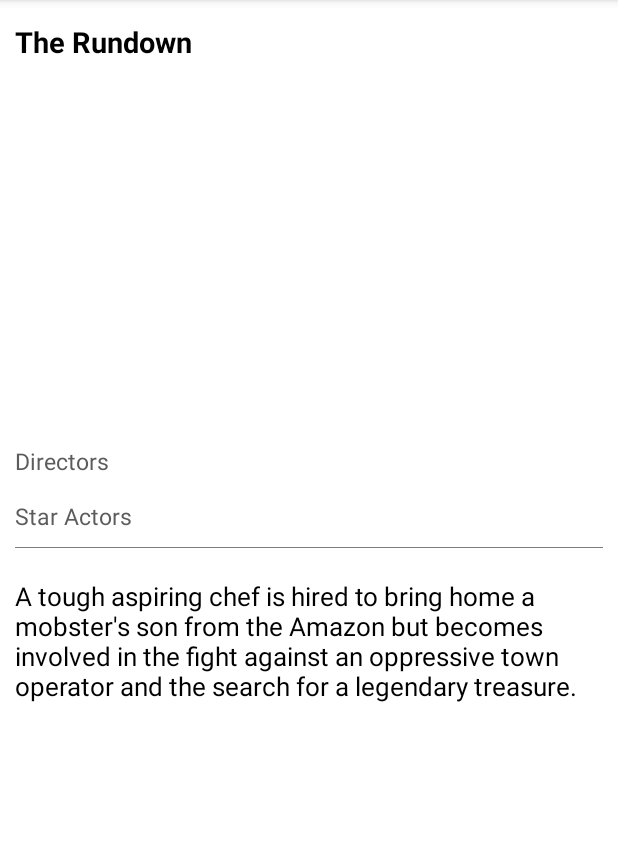
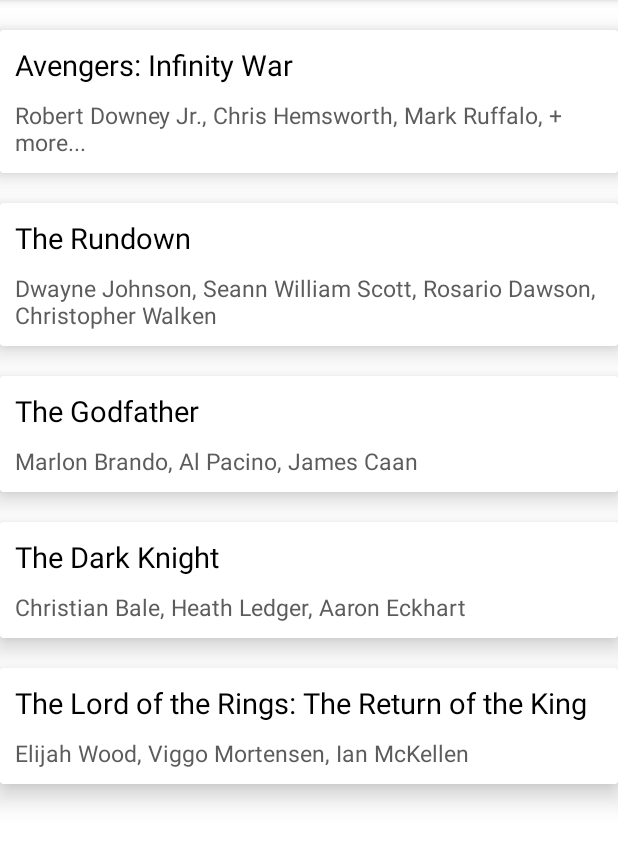
Before and after one commit to eoqkrskfk94/EspressoUiTestExample, an Android app: the screen it shows after launch (MovieActivity), on a phone screen of 412 x 824 dp, the part 84-948 px from its top. Run offline under Robolectric (Android 15) with nearby library versions, the phone set to English and light mode, and no system bars; pictures from the network do not load.

Commit message:
[Add] RecyclerView UI Testing

```diff
--- a/app/src/main/java/com/mj/espressouitestexample/MainActivity.kt
+++ b/app/src/main/java/com/mj/espressouitestexample/MainActivity.kt
@@ -3,9 +3,7 @@ package com.mj.espressouitestexample
 import android.content.Intent
 import androidx.appcompat.app.AppCompatActivity
 import android.os.Bundle
-import com.bumptech.glide.request.RequestOptions
 import com.mj.espressouitestexample.databinding.ActivityMainBinding
-import com.mj.espressouitestexample.ui.data.source.MoviesDataSource
 
 class MainActivity : AppCompatActivity() {
 
--- /dev/null
+++ b/app/src/main/java/com/mj/espressouitestexample/ui/data/FakeMovieData.kt
@@ -0,0 +1,52 @@
+package com.mj.espressouitestexample.ui.data
+
+
+object FakeMovieData {
+
+    val movies = arrayOf(
+        Movie(
+            0,
+            "Avengers: Infinity War",
+            "https://nyc3.digitaloceanspaces.com/open-api-spaces/open-api-static/blog/1/Infinity_War-infinity_war.png",
+            "The Avengers and their allies must be willing to sacrifice all in an attempt to " +
+                    "defeat the powerful Thanos before his blitz of devastation and ruin puts an end to " +
+                    "the universe.",
+            arrayListOf("Anthony Russo", "Joe Russo"),
+            arrayListOf("Robert Downey Jr.", "Chris Hemsworth", "Mark Ruffalo", "+ more...")
+        ),
+        Movie(
+            1,
+            "The Rundown",
+            "https://nyc3.digitaloceanspaces.com/open-api-spaces/open-api-static/blog/1/The_Rundown-the_rundown.png",
+            "A tough aspiring chef is hired to bring home a mobster's son from the Amazon but " +
+                    "becomes involved in the fight against an oppressive town operator and the search " +
+                    "for a legendary treasure.",
+            arrayListOf("R.J. Stewart", "James Vanderbilt"),
+            arrayListOf("Dwayne Johnson", "Seann William Scott", "Rosario Dawson", "Christopher Walken")
+        ),
+        Movie(
+            2,
+            "The Godfather",
+            "https://nyc3.digitaloceanspaces.com/open-api-spaces/open-api-static/blog/1/The_Godfather-fragment_factory.png",
+            "The aging patriarch of an organized crime dynasty transfers control of his clandestine empire to his reluctant son.",
+            arrayListOf("Francis Ford Coppola"),
+            arrayListOf("Marlon Brando", "Al Pacino", "James Caan")
+        ),
+        Movie(
+            3,
+            "The Dark Knight",
+            "https://nyc3.digitaloceanspaces.com/open-api-spaces/open-api-static/blog/1/The_Dark_Knight-fragment_factory_1.png",
+            "When the menace known as the Joker wreaks havoc and chaos on the people of Gotham, Batman must accept one of the greatest psychological and physical tests of his ability to fight injustice.",
+            arrayListOf("Christopher Nolan"),
+            arrayListOf("Christian Bale", "Heath Ledger", "Aaron Eckhart")
+        ),
+        Movie(
+            4,
+            "The Lord of the Rings: The Return of the King",
+            "https://nyc3.digitaloceanspaces.com/open-api-spaces/open-api-static/blog/1/The_Lord_of_the_Rings_The_Return_of_the_King-fragment_factory_2.png",
+            "Gandalf and Aragorn lead the World of Men against Sauron's army to draw his gaze from Frodo and Sam as they approach Mount Doom with the One Ring.",
+            arrayListOf("Peter Jackson"),
+            arrayListOf("Elijah Wood", "Viggo Mortensen", "Ian McKellen")
+        )
+    )
+}
--- a/app/src/main/java/com/mj/espressouitestexample/ui/data/source/MoviesDataSource.kt
+++ b/app/src/main/java/com/mj/espressouitestexample/ui/data/source/MoviesDataSource.kt
@@ -3,6 +3,7 @@ package com.mj.espressouitestexample.ui.data.source
 import com.mj.espressouitestexample.ui.data.Movie
 
 interface MoviesDataSource {
+    fun getMovie(movieId: Int): Movie?
 
-    fun getMovie(movieId: Int): Movie?
+    fun getMovies(): List<Movie>
 }
--- a/app/src/main/java/com/mj/espressouitestexample/ui/data/source/MoviesRemoteDataSource.kt
+++ b/app/src/main/java/com/mj/espressouitestexample/ui/data/source/MoviesRemoteDataSource.kt
@@ -1,35 +1,20 @@
 package com.mj.espressouitestexample.ui.data.source
 
-import com.mj.espressouitestexample.ui.data.DummyMovies.INFINITY_WAR
-import com.mj.espressouitestexample.ui.data.DummyMovies.THE_RUNDOWN
+import com.mj.espressouitestexample.ui.data.FakeMovieData
 import com.mj.espressouitestexample.ui.data.Movie
 
 class MoviesRemoteDataSource: MoviesDataSource {
 
-    private var MOVIES_REMOTE_DATA = LinkedHashMap<Int, Movie>(2)
+    private var MOVIES_REMOTE_DATA = LinkedHashMap<Int, Movie>(FakeMovieData.movies.size)
 
     init {
-        addMovie(
-            0,
-            "Avengers: Infinity War",
-            "https://nyc3.digitaloceanspaces.com/open-api-spaces/open-api-static/blog/1/Infinity_War-infinity_war.png",
-            "The Avengers and their allies must be willing to sacrifice all in an attempt to " +
-                    "defeat the powerful Thanos before his blitz of devastation and ruin puts an end to " +
-                    "the universe.",
-            arrayListOf("Anthony Russo", "Joe Russo"),
-            arrayListOf("Robert Downey Jr.", "Chris Hemsworth", "Mark Ruffalo", "+ more...")
-        )
+        for (movie in FakeMovieData.movies){
+            addMovie(movie)
+        }
+    }
 
-        addMovie(
-            1,
-            "The Rundown",
-            "https://nyc3.digitaloceanspaces.com/open-api-spaces/open-api-static/blog/1/The_Rundown-the_rundown.png",
-            "A tough aspiring chef is hired to bring home a mobster's son from the Amazon but " +
-                    "becomes involved in the fight against an oppressive town operator and the search " +
-                    "for a legendary treasure.",
-            arrayListOf("R.J. Stewart", "James Vanderbilt"),
-            arrayListOf("Dwayne Johnson", "Seann William Scott", "Rosario Dawson", "Christopher Walken")
-        )
+    override fun getMovies(): List<Movie> {
+        return ArrayList(MOVIES_REMOTE_DATA.values)
     }
 
     override fun getMovie(movieId: Int): Movie? {
@@ -37,22 +22,9 @@ class MoviesRemoteDataSource: MoviesDataSource {
     }
 
     private fun addMovie(
-        id: Int,
-        title: String,
-        image: String,
-        description: String,
-        directors: ArrayList<String>?,
-        star_actors: ArrayList<String>?
+        movie: Movie
     ){
-        val movie = Movie(
-            id = id,
-            title = title,
-            image = image,
-            description = description,
-            directors = directors,
-            star_actors = star_actors
-        )
-        MOVIES_REMOTE_DATA.put(id, movie)
+        MOVIES_REMOTE_DATA.put(movie.id, movie)
     }
 
 
--- a/app/src/main/java/com/mj/espressouitestexample/ui/factory/MovieFragmentFactory.kt
+++ b/app/src/main/java/com/mj/espressouitestexample/ui/factory/MovieFragmentFactory.kt
@@ -6,28 +6,37 @@ import com.bumptech.glide.request.RequestOptions
 import com.mj.espressouitestexample.ui.data.source.MoviesDataSource
 import com.mj.espressouitestexample.ui.movie.MovieDetailFragment
 import com.mj.espressouitestexample.ui.movie.DirectorsFragment
+import com.mj.espressouitestexample.ui.movie.MovieListFragment
 import com.mj.espressouitestexample.ui.movie.StarActorsFragment
 
 class MovieFragmentFactory(
     private val requestOptions: RequestOptions? = null,
     private val moviesDataSource: MoviesDataSource? = null
-) : FragmentFactory() {
+) : FragmentFactory(){
 
     private val TAG: String = "AppDebug"
 
     override fun instantiate(classLoader: ClassLoader, className: String) =
 
-        when (className) {
+        when(className){
+
+            MovieListFragment::class.java.name -> {
+                if (moviesDataSource != null) {
+                    MovieListFragment(moviesDataSource)
+                } else {
+                    super.instantiate(classLoader, className)
+                }
+            }
 
             MovieDetailFragment::class.java.name -> {
-                if (requestOptions != null
-                    && moviesDataSource != null
-                ) {
+                if(requestOptions != null
+                    && moviesDataSource != null){
                     MovieDetailFragment(
                         requestOptions,
                         moviesDataSource
                     )
-                } else {
+                }
+                else{
                     super.instantiate(classLoader, className)
                 }
             }
@@ -45,5 +54,4 @@ class MovieFragmentFactory(
             }
         }
 
-
 }
--- a/app/src/main/java/com/mj/espressouitestexample/ui/movie/MovieActivity.kt
+++ b/app/src/main/java/com/mj/espressouitestexample/ui/movie/MovieActivity.kt
@@ -29,24 +29,23 @@ class MovieActivity : AppCompatActivity() {
 
     private fun init(){
         if(supportFragmentManager.fragments.size == 0){
-            val movieId = 1
-            val bundle = Bundle()
-            bundle.putInt("movie_id", movieId)
             supportFragmentManager.beginTransaction()
-                .replace(R.id.container, MovieDetailFragment::class.java, bundle)
+                .replace(R.id.container, MovieListFragment::class.java, null)
                 .commit()
         }
     }
 
     private fun initDependencies(){
-
+        if(!::requestOptions.isInitialized){
             // glide
             requestOptions = RequestOptions
                 .placeholderOf(R.drawable.default_image)
                 .error(R.drawable.default_image)
-
+        }
+        if(!::moviesDataSource.isInitialized){
             // Data Source
             moviesDataSource = MoviesRemoteDataSource()
         }
+    }
 
 }
--- a/app/src/main/java/com/mj/espressouitestexample/ui/movie/MovieDetailFragment.kt
+++ b/app/src/main/java/com/mj/espressouitestexample/ui/movie/MovieDetailFragment.kt
@@ -10,10 +10,8 @@ import androidx.fragment.app.Fragment
 import com.bumptech.glide.Glide
 import com.bumptech.glide.request.RequestOptions
 import com.mj.espressouitestexample.R
-import com.mj.espressouitestexample.databinding.FragmentMovieDetailBinding
 import com.mj.espressouitestexample.ui.data.Movie
 import com.mj.espressouitestexample.ui.data.source.MoviesDataSource
-import com.mj.espressouitestexample.ui.data.source.MoviesRemoteDataSource
 
 class MovieDetailFragment
 constructor(
--- /dev/null
+++ b/app/src/main/java/com/mj/espressouitestexample/ui/movie/MovieListFragment.kt
@@ -0,0 +1,63 @@
+package com.mj.espressouitestexample.ui.movie
+
+import android.os.Bundle
+import android.view.LayoutInflater
+import android.view.View
+import android.view.ViewGroup
+import androidx.fragment.app.Fragment
+import androidx.recyclerview.widget.LinearLayoutManager
+import androidx.recyclerview.widget.RecyclerView
+import com.mj.espressouitestexample.R
+import com.mj.espressouitestexample.ui.data.Movie
+import com.mj.espressouitestexample.ui.data.source.MoviesDataSource
+import com.mj.espressouitestexample.util.TopSpacingItemDecoration
+
+class MovieListFragment(
+    val moviesDataSource: MoviesDataSource
+) : Fragment(),
+    MoviesListAdapter.Interaction
+{
+    override fun onItemSelected(position: Int, item: Movie) {
+        activity?.run {
+            val bundle = Bundle()
+            bundle.putInt("movie_id", item.id)
+            supportFragmentManager.beginTransaction()
+                .replace(R.id.container, MovieDetailFragment::class.java, bundle)
+                .addToBackStack("MovieDetailFragment")
+                .commit()
+        }
+    }
+
+    lateinit var listAdapter: MoviesListAdapter
+
+    override fun onCreateView(
+        inflater: LayoutInflater,
+        container: ViewGroup?,
+        savedInstanceState: Bundle?
+    ): View? {
+        return inflater.inflate(R.layout.fragment_movie_list, container, false)
+    }
+
+    override fun onViewCreated(view: View, savedInstanceState: Bundle?) {
+        super.onViewCreated(view, savedInstanceState)
+
+        initRecyclerView(view)
+        getData()
+    }
+
+    private fun getData(){
+        listAdapter.submitList(moviesDataSource.getMovies())
+    }
+
+    private fun initRecyclerView(view: View) {
+        view.findViewById<RecyclerView>(R.id.recycler_view)?.apply {
+            layoutManager = LinearLayoutManager(activity)
+            removeItemDecoration(TopSpacingItemDecoration(30))
+            addItemDecoration(TopSpacingItemDecoration(30))
+            listAdapter = MoviesListAdapter(this@MovieListFragment)
+            adapter = listAdapter
+        }
+    }
+
+
+}
--- /dev/null
+++ b/app/src/main/java/com/mj/espressouitestexample/ui/movie/MoviesListAdapter.kt
@@ -0,0 +1,88 @@
+package com.mj.espressouitestexample.ui.movie
+
+import androidx.recyclerview.widget.RecyclerView
+import android.view.LayoutInflater
+import android.view.View
+import android.view.ViewGroup
+import android.widget.TextView
+import androidx.recyclerview.widget.AsyncListDiffer
+import androidx.recyclerview.widget.DiffUtil
+import com.bumptech.glide.Glide
+import com.mj.espressouitestexample.R
+import com.mj.espressouitestexample.ui.data.Movie
+
+class MoviesListAdapter(private val interaction: Interaction? = null) :
+    RecyclerView.Adapter<RecyclerView.ViewHolder>() {
+
+    val DIFF_CALLBACK = object : DiffUtil.ItemCallback<Movie>() {
+
+        override fun areItemsTheSame(oldItem: Movie, newItem: Movie): Boolean {
+            return oldItem.id == newItem.id
+        }
+
+        override fun areContentsTheSame(oldItem: Movie, newItem: Movie): Boolean {
+            return oldItem == newItem
+        }
+
+    }
+    private val differ = AsyncListDiffer(this, DIFF_CALLBACK)
+
+
+    override fun onCreateViewHolder(parent: ViewGroup, viewType: Int): RecyclerView.ViewHolder {
+
+        return MovieViewHolder(
+            LayoutInflater.from(parent.context).inflate(
+                R.layout.layout_movie_list_item,
+                parent,
+                false
+            ),
+            interaction
+        )
+    }
+
+    override fun onBindViewHolder(holder: RecyclerView.ViewHolder, position: Int) {
+        when (holder) {
+            is MovieViewHolder -> {
+                holder.bind(differ.currentList.get(position))
+            }
+        }
+    }
+
+    override fun getItemCount(): Int {
+        return differ.currentList.size
+    }
+
+    fun submitList(list: List<Movie>) {
+        differ.submitList(list)
+    }
+
+    class MovieViewHolder
+    constructor(
+        itemView: View,
+        private val interaction: Interaction?
+    ) : RecyclerView.ViewHolder(itemView) {
+
+        fun bind(item: Movie) = with(itemView) {
+            itemView.setOnClickListener {
+                interaction?.onItemSelected(adapterPosition, item)
+            }
+            itemView.findViewById<TextView>(R.id.movie_title).text = item.title
+            Glide.with(itemView)
+                .load(item.image)
+                .into(itemView.findViewById(R.id.movie_image))
+            item.star_actors?.let {
+                for(index in 0 until it.size){
+                    var appendValue: String = it[index]
+                    if(index < (it.size - 1)){
+                        appendValue += ", "
+                    }
+                    itemView.findViewById<TextView>(R.id.movie_star_actors).append(appendValue)
+                }
+            }
+        }
+    }
+
+    interface Interaction {
+        fun onItemSelected(position: Int, item: Movie)
+    }
+}
--- /dev/null
+++ b/app/src/main/java/com/mj/espressouitestexample/util/TopSpacingItemDecoration.kt
@@ -0,0 +1,13 @@
+package com.mj.espressouitestexample.util
+
+import android.graphics.Rect
+import android.view.View
+import androidx.recyclerview.widget.RecyclerView
+
+class TopSpacingItemDecoration(private val padding: Int) : RecyclerView.ItemDecoration() {
+
+    override fun getItemOffsets(outRect: Rect, view: View, parent: RecyclerView, state: RecyclerView.State) {
+        super.getItemOffsets(outRect, view, parent, state)
+        outRect.top = padding
+    }
+}
--- /dev/null
+++ b/app/src/main/res/layout/fragment_movie_list.xml
@@ -0,0 +1,16 @@
+<?xml version="1.0" encoding="utf-8"?>
+<androidx.constraintlayout.widget.ConstraintLayout
+    xmlns:android="http://schemas.android.com/apk/res/android"
+    xmlns:app="http://schemas.android.com/apk/res-auto"
+    android:orientation="vertical"
+    android:layout_width="match_parent"
+    android:layout_height="match_parent">
+
+   <androidx.recyclerview.widget.RecyclerView
+       android:layout_width="match_parent"
+       android:layout_height="match_parent"
+       android:id="@+id/recycler_view"
+       />
+
+
+</androidx.constraintlayout.widget.ConstraintLayout>
--- /dev/null
+++ b/app/src/main/res/layout/layout_movie_list_item.xml
@@ -0,0 +1,69 @@
+<?xml version="1.0" encoding="utf-8"?>
+<androidx.cardview.widget.CardView
+        xmlns:android="http://schemas.android.com/apk/res/android"
+        android:layout_width="match_parent"
+        android:layout_height="wrap_content"
+        xmlns:app="http://schemas.android.com/apk/res-auto"
+        app:cardElevation="10dp"
+        app:cardCornerRadius="2dp"
+        app:cardPreventCornerOverlap="false"
+        >
+
+
+    <androidx.constraintlayout.widget.ConstraintLayout
+            android:layout_width="match_parent"
+            android:layout_height="wrap_content"
+            >
+
+
+        <ImageView
+                android:layout_width="match_parent"
+                android:layout_height="wrap_content"
+                app:layout_constraintTop_toTopOf="parent"
+                app:layout_constraintLeft_toLeftOf="parent"
+                app:layout_constraintRight_toRightOf="parent"
+                android:id="@+id/movie_image"
+                android:padding="0dp"
+                android:layout_margin="0dp"
+                android:adjustViewBounds="true"
+                android:scaleType="fitXY"
+                />
+
+
+        <LinearLayout
+                android:layout_width="match_parent"
+                android:layout_height="wrap_content"
+                app:layout_constraintTop_toBottomOf="@id/movie_image"
+                app:layout_constraintLeft_toLeftOf="parent"
+                app:layout_constraintRight_toRightOf="parent"
+                app:layout_constraintBottom_toBottomOf="parent"
+                android:orientation="vertical"
+                android:padding="10dp"
+                android:id="@+id/container1"
+                >
+            <TextView
+                    android:layout_width="match_parent"
+                    android:layout_height="wrap_content"
+                    android:id="@+id/movie_title"
+                    android:textColor="#000"
+                    android:textSize="19sp"
+                    />
+
+            <TextView
+                    android:layout_width="match_parent"
+                    android:layout_height="wrap_content"
+                    android:id="@+id/movie_star_actors"
+                    android:textColor="@color/grey5"
+                    android:textSize="15sp"
+                    android:layout_marginTop="10dp"
+                    />
+
+        </LinearLayout>
+
+
+
+    </androidx.constraintlayout.widget.ConstraintLayout>
+
+
+
+</androidx.cardview.widget.CardView>
```
Also changed, not shown: 1 other file. Lines whose indentation alone changed are shown as unchanged.
